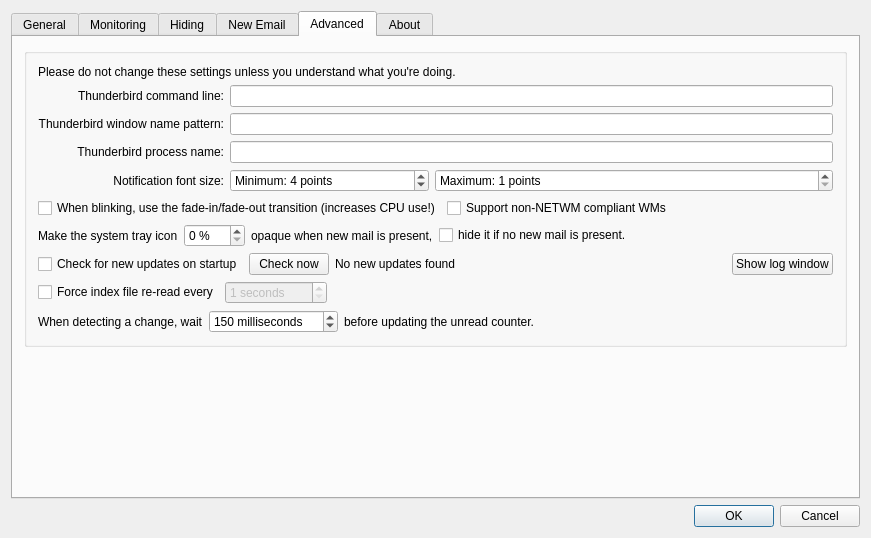
Above: src/dialogsettings.ui from gyunaev/birdtray before the change. Below: the same form after it.
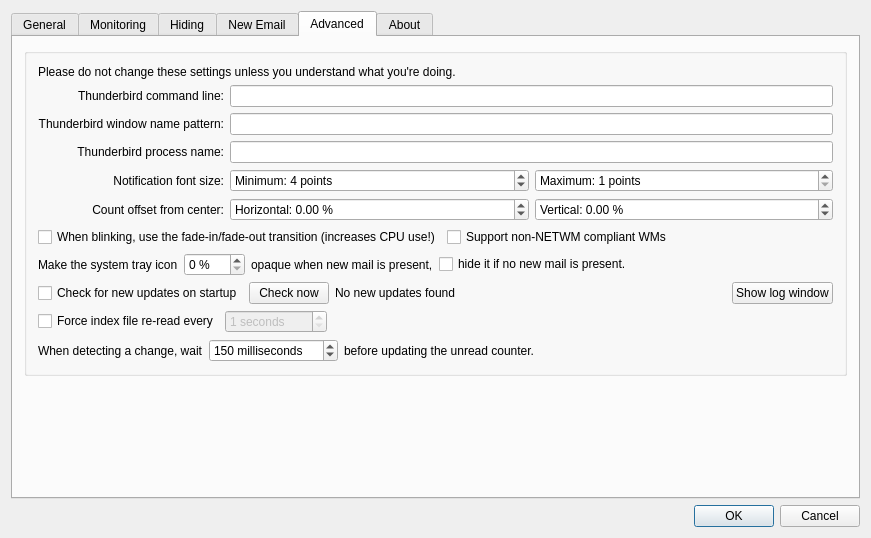
That is the form after the change. The open tabs and pages were chosen to show the change. Icons and pictures are not drawn. Custom widgets are drawn as their Qt base class.

Commit message: Allow to configure an offset of the unread counter on the icon

The edit to the form file:
```diff
--- a/src/dialogsettings.ui
+++ b/src/dialogsettings.ui
@@ -21,7 +21,7 @@
    <item>
     <widget class="QTabWidget" name="tabWidget">
      <property name="currentIndex">
-      <number>4</number>
+      <number>0</number>
      </property>
      <property name="tabBarAutoHide">
       <bool>false</bool>
@@ -152,7 +152,7 @@
              <string>Multiple notification color:</string>
             </property>
             <property name="alignment">
-             <set>Qt::AlignmentFlag::AlignRight|Qt::AlignTrailing|Qt::AlignVCenter</set>
+             <set>Qt::AlignmentFlag::AlignRight|Qt::AlignmentFlag::AlignTrailing|Qt::AlignmentFlag::AlignVCenter</set>
             </property>
            </widget>
           </item>
@@ -188,7 +188,7 @@
              <string>Blinking speed:</string>
             </property>
             <property name="alignment">
-             <set>Qt::AlignRight|Qt::AlignTrailing|Qt::AlignVCenter</set>
+             <set>Qt::AlignmentFlag::AlignRight|Qt::AlignmentFlag::AlignTrailing|Qt::AlignmentFlag::AlignVCenter</set>
             </property>
            </widget>
           </item>
@@ -218,7 +218,7 @@
              <string>Notification border color:</string>
             </property>
             <property name="alignment">
-             <set>Qt::AlignRight|Qt::AlignTrailing|Qt::AlignVCenter</set>
+             <set>Qt::AlignmentFlag::AlignRight|Qt::AlignmentFlag::AlignTrailing|Qt::AlignmentFlag::AlignVCenter</set>
             </property>
            </widget>
           </item>
@@ -242,7 +242,7 @@
              <number>100</number>
             </property>
             <property name="orientation">
-             <enum>Qt::Horizontal</enum>
+             <enum>Qt::Orientation::Horizontal</enum>
             </property>
            </widget>
           </item>
@@ -747,7 +747,55 @@
            </widget>
           </item>
           <item>
-           <layout class="QGridLayout" name="gridLayout_3" columnstretch="0,1,0,0">
+           <layout class="QGridLayout" name="gridLayout_3" columnstretch="0,0,0">
+            <item row="3" column="1">
+             <widget class="QSpinBox" name="spinMinimumFontSize">
+              <property name="sizePolicy">
+               <sizepolicy hsizetype="Expanding" vsizetype="Fixed">
+                <horstretch>1</horstretch>
+                <verstretch>0</verstretch>
+               </sizepolicy>
+              </property>
+              <property name="suffix">
+               <string> points</string>
+              </property>
+              <property name="prefix">
+               <string>Minimum: </string>
+              </property>
+              <property name="minimum">
+               <number>1</number>
+              </property>
+              <property name="maximum">
+               <number>512</number>
+              </property>
+              <property name="value">
+               <number>4</number>
+              </property>
+             </widget>
+            </item>
+            <item row="3" column="0">
+             <widget class="QLabel" name="label_11">
+              <property name="sizePolicy">
+               <sizepolicy hsizetype="Minimum" vsizetype="Preferred">
+                <horstretch>0</horstretch>
+                <verstretch>0</verstretch>
+               </sizepolicy>
+              </property>
+              <property name="text">
+               <string>Notification font size:</string>
+              </property>
+              <property name="alignment">
+               <set>Qt::AlignmentFlag::AlignRight|Qt::AlignmentFlag::AlignTrailing|Qt::AlignmentFlag::AlignVCenter</set>
+              </property>
+             </widget>
+            </item>
+            <item row="0" column="1" colspan="2">
+             <widget class="QLineEdit" name="leThunderbirdCmdLine">
+              <property name="toolTip">
+               <string>&lt;html&gt;&lt;head/&gt;&lt;body&gt;&lt;p&gt;This is the full command-line (with arguments) which will be used to start Thunderbird. Arguments are space-separated, but spaces in quotes are allowed, i.e. something like &lt;span style=&quot; font-weight:600;&quot;&gt;&amp;quot;C:\Program Files\tb.exe&amp;quot; --profile test&lt;/span&gt; will work.&lt;/p&gt;&lt;/body&gt;&lt;/html&gt;</string>
+              </property>
+             </widget>
+            </item>
             <item row="1" column="0">
              <widget class="QLabel" name="labelWindowNamePattern">
               <property name="sizePolicy">
@@ -764,6 +812,34 @@
               </property>
              </widget>
             </item>
+            <item row="2" column="1" colspan="2">
+             <widget class="QLineEdit" name="leThunderbirdProcessName"/>
+            </item>
+            <item row="1" column="1" colspan="2">
+             <widget class="QLineEdit" name="leThunderbirdWindowMatch"/>
+            </item>
+            <item row="3" column="2">
+             <widget class="QSpinBox" name="spinMaximumFontSize">
+              <property name="sizePolicy">
+               <sizepolicy hsizetype="Expanding" vsizetype="Fixed">
+                <horstretch>1</horstretch>
+                <verstretch>0</verstretch>
+               </sizepolicy>
+              </property>
+              <property name="suffix">
+               <string> points</string>
+              </property>
+              <property name="prefix">
+               <string>Maximum: </string>
+              </property>
+              <property name="minimum">
+               <number>1</number>
+              </property>
+              <property name="maximum">
+               <number>512</number>
+              </property>
+             </widget>
+            </item>
             <item row="0" column="0">
              <widget class="QLabel" name="label_7">
               <property name="sizePolicy">
@@ -780,22 +856,6 @@
               </property>
              </widget>
             </item>
-            <item row="3" column="0">
-             <widget class="QLabel" name="label_11">
-              <property name="sizePolicy">
-               <sizepolicy hsizetype="Minimum" vsizetype="Preferred">
-                <horstretch>0</horstretch>
-                <verstretch>0</verstretch>
-               </sizepolicy>
-              </property>
-              <property name="text">
-               <string>Notification font size:</string>
-              </property>
-              <property name="alignment">
-               <set>Qt::AlignmentFlag::AlignRight|Qt::AlignmentFlag::AlignTrailing|Qt::AlignmentFlag::AlignVCenter</set>
-              </property>
-             </widget>
-            </item>
             <item row="2" column="0">
              <widget class="QLabel" name="processNameLabel">
               <property name="text">
@@ -806,67 +866,49 @@
               </property>
              </widget>
             </item>
-            <item row="2" column="1" colspan="3">
-             <widget class="QLineEdit" name="leThunderbirdProcessName"/>
-            </item>
-            <item row="1" column="1" colspan="3">
-             <widget class="QLineEdit" name="leThunderbirdWindowMatch"/>
-            </item>
-            <item row="0" column="1" colspan="3">
-             <widget class="QLineEdit" name="leThunderbirdCmdLine">
-              <property name="toolTip">
-               <string>&lt;html&gt;&lt;head/&gt;&lt;body&gt;&lt;p&gt;This is the full command-line (with arguments) which will be used to start Thunderbird. Arguments are space-separated, but spaces in quotes are allowed, i.e. something like &lt;span style=&quot; font-weight:600;&quot;&gt;&amp;quot;C:\Program Files\tb.exe&amp;quot; --profile test&lt;/span&gt; will work.&lt;/p&gt;&lt;/body&gt;&lt;/html&gt;</string>
+            <item row="4" column="0">
+             <widget class="QLabel" name="label_8">
+              <property name="text">
+               <string>Count offset from center:</string>
               </property>
+              <property name="alignment">
+               <set>Qt::AlignmentFlag::AlignRight|Qt::AlignmentFlag::AlignTrailing|Qt::AlignmentFlag::AlignVCenter</set>
+              </property>
              </widget>
             </item>
-            <item row="3" column="1">
-             <widget class="QSpinBox" name="spinMinimumFontSize">
-              <property name="sizePolicy">
-               <sizepolicy hsizetype="Expanding" vsizetype="Fixed">
-                <horstretch>1</horstretch>
-                <verstretch>0</verstretch>
-               </sizepolicy>
+            <item row="4" column="2">
+             <widget class="QDoubleSpinBox" name="spinVerticalUnreadCountOffset">
+              <property name="prefix">
+               <string>Vertical: </string>
               </property>
               <property name="suffix">
-               <string> points</string>
+               <string> %</string>
               </property>
-<property name="prefix">
-               <string>Minimum: </string>
-              </property>
               <property name="minimum">
-               <number>1</number>
+               <double>-100.000000000000000</double>
               </property>
               <property name="maximum">
-               <number>512</number>
+               <double>100.000000000000000</double>
               </property>
-              <property name="value">
-               <number>4</number>
-              </property>
              </widget>
             </item>
-            <item row="3" column="2" colspan="2">
-             <widget class="QSpinBox" name="spinMaximumFontSize">
-              <property name="sizePolicy">
-               <sizepolicy hsizetype="Expanding" vsizetype="Fixed">
-                <horstretch>1</horstretch>
-                <verstretch>0</verstretch>
-               </sizepolicy>
-              </property>
-                           <property name="suffix">
-               <string> points</string>
-              </property>
+            <item row="4" column="1">
+             <widget class="QDoubleSpinBox" name="spinHorizontalUnreadCountOffset">
               <property name="prefix">
-               <string>Maximum: </string>
+               <string>Horizontal: </string>
               </property>
+              <property name="suffix">
+               <string> %</string>
+              </property>
               <property name="minimum">
-               <number>1</number>
+               <double>-100.000000000000000</double>
               </property>
               <property name="maximum">
-               <number>512</number>
+               <double>100.000000000000000</double>
               </property>
              </widget>
             </item>
-                       </layout>
+           </layout>
           </item>
           <item>
            <layout class="QHBoxLayout" name="horizontalLayout_8">
```
Left out of the diff: 2 changed lines with no effect on the pictures. The commit also changes 18 other files.
